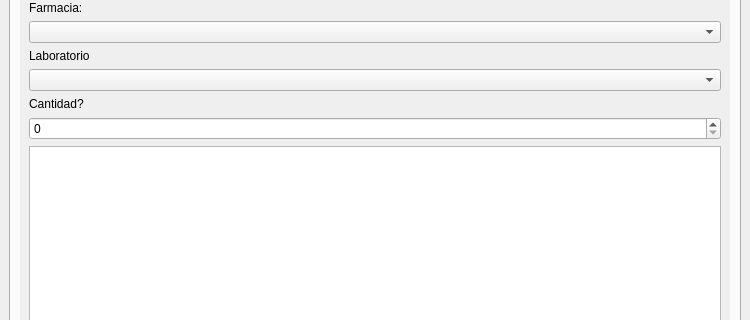
Before: the Qt Designer form ui/Farmacia.ui in mendoza/improved-spork, drawn with Qt 5; both pictures show x 0 to 750 and y 108 to 428 of the 750 by 527 pixel window.
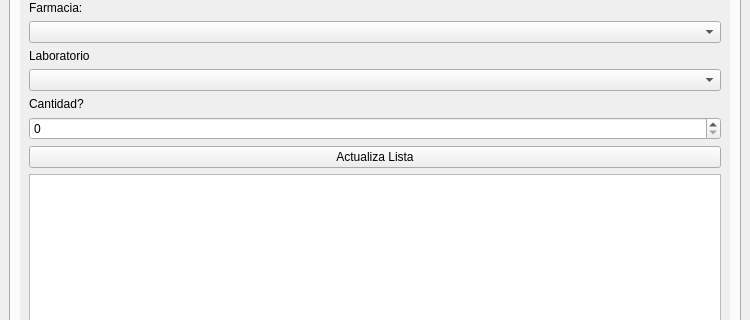
After: the same form once the commit is applied. The open tabs and pages were chosen to show the change. Icons and pictures are not drawn.

```diff
--- a/ui/Farmacia.ui
+++ b/ui/Farmacia.ui
@@ -210,8 +210,8 @@
             <rect>
              <x>0</x>
              <y>0</y>
-             <width>103</width>
-             <height>296</height>
+             <width>710</width>
+             <height>365</height>
             </rect>
            </property>
            <attribute name="label">
@@ -250,6 +250,13 @@
               <item>
                <widget class="QSpinBox" name="cantidadpro_spin"/>
               </item>
+              <item>
+               <widget class="QPushButton" name="prolista_bt">
+                <property name="text">
+                 <string>Actualiza Lista</string>
+                </property>
+               </widget>
+              </item>
              </layout>
             </item>
             <item>
```
Left out of the diff: 10 changed lines with no effect on the pictures.
